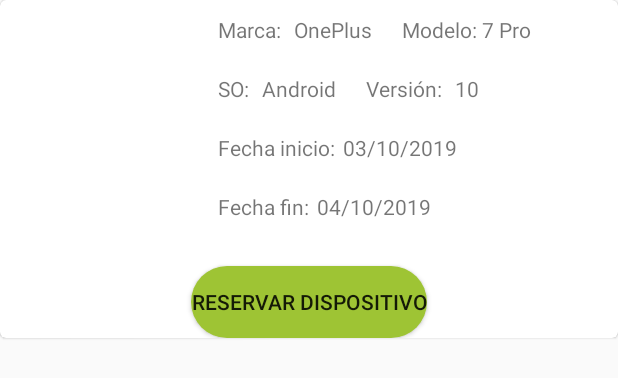
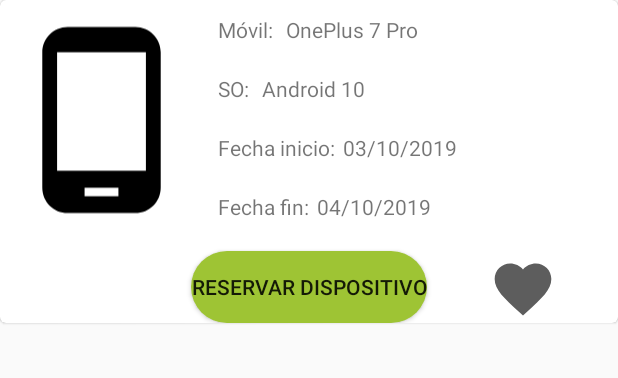
Before and after one commit to jjlii/MDM, an Android app: the layout reservados_items.xml on its own in the app's theme, with its tools: preview values and no code run, on a phone screen of 412 x 824 dp. Shown: the top 378 px of the screen. Run offline under Robolectric (Android 15) with nearby library versions, the phone set to English and light mode, and no system bars.

Commit message:
desactivar rotar pantalla

```diff
--- a/app/src/main/AndroidManifest.xml
+++ b/app/src/main/AndroidManifest.xml
@@ -10,7 +10,8 @@
         android:roundIcon="@mipmap/ic_launcher_round"
         android:supportsRtl="true"
         android:theme="@style/AppTheme">
-        <activity android:name=".MainActivity">
+        <activity android:name=".MainActivity"
+            android:screenOrientation="portrait">
             <intent-filter>
                 <action android:name="android.intent.action.MAIN" />
                 <category android:name="android.intent.category.LAUNCHER" />
--- a/app/src/main/java/com/example/mdm_everis/base/BaseFragment.kt
+++ b/app/src/main/java/com/example/mdm_everis/base/BaseFragment.kt
@@ -111,7 +111,7 @@ abstract class BaseFragment<VM : BaseViewModel> : Fragment() {
                 navigateTo(R.id.home_screen, ReservasFragment.setArguments())
                 return@OnNavigationItemSelectedListener true
             }
-            R.id.nav_passed -> {
+            R.id.nav_favourite -> {
                 navigateTo(R.id.caducadas_screen,ReservasCaducadasFragment.setArguments())
                 return@OnNavigationItemSelectedListener true
             }
--- /dev/null
+++ b/app/src/main/res/drawable/ic_favorite_24dp.xml
@@ -0,0 +1,5 @@
+<vector android:height="24dp" android:tint="#5D5D5D"
+    android:viewportHeight="24.0" android:viewportWidth="24.0"
+    android:width="24dp" xmlns:android="http://schemas.android.com/apk/res/android">
+    <path android:fillColor="#FF000000" android:pathData="M12,21.35l-1.45,-1.32C5.4,15.36 2,12.28 2,8.5 2,5.42 4.42,3 7.5,3c1.74,0 3.41,0.81 4.5,2.09C13.09,3.81 14.76,3 16.5,3 19.58,3 22,5.42 22,8.5c0,3.78 -3.4,6.86 -8.55,11.54L12,21.35z"/>
+</vector>
--- /dev/null
+++ b/app/src/main/res/drawable/ic_favorite_black_45dp.xml
@@ -0,0 +1,5 @@
+<vector android:height="45dp" android:tint="#5D5D5D"
+    android:viewportHeight="24.0" android:viewportWidth="24.0"
+    android:width="45dp" xmlns:android="http://schemas.android.com/apk/res/android">
+    <path android:fillColor="#FF000000" android:pathData="M12,21.35l-1.45,-1.32C5.4,15.36 2,12.28 2,8.5 2,5.42 4.42,3 7.5,3c1.74,0 3.41,0.81 4.5,2.09C13.09,3.81 14.76,3 16.5,3 19.58,3 22,5.42 22,8.5c0,3.78 -3.4,6.86 -8.55,11.54L12,21.35z"/>
+</vector>
--- /dev/null
+++ b/app/src/main/res/drawable/ic_favorite_red_45dp.xml
@@ -0,0 +1,5 @@
+<vector android:height="45dp" android:tint="#FF2500"
+    android:viewportHeight="24.0" android:viewportWidth="24.0"
+    android:width="45dp" xmlns:android="http://schemas.android.com/apk/res/android">
+    <path android:fillColor="#FF000000" android:pathData="M12,21.35l-1.45,-1.32C5.4,15.36 2,12.28 2,8.5 2,5.42 4.42,3 7.5,3c1.74,0 3.41,0.81 4.5,2.09C13.09,3.81 14.76,3 16.5,3 19.58,3 22,5.42 22,8.5c0,3.78 -3.4,6.86 -8.55,11.54L12,21.35z"/>
+</vector>
--- a/app/src/main/res/layout/dispositimos_items.xml
+++ b/app/src/main/res/layout/reservados_items.xml
@@ -1,6 +1,7 @@
 <?xml version="1.0" encoding="utf-8"?>
 <androidx.constraintlayout.widget.ConstraintLayout xmlns:android="http://schemas.android.com/apk/res/android"
     xmlns:app="http://schemas.android.com/apk/res-auto"
+    xmlns:tools="http://schemas.android.com/tools"
     android:orientation="vertical"
     android:layout_width="match_parent"
     android:layout_height="match_parent">
@@ -21,48 +22,28 @@
                 android:id="@+id/iv_foto_dispositivo"
                 android:layout_width="135dp"
                 android:layout_height="160dp"
+                android:src="@drawable/ic_phone_android_black_24dp"
                 app:layout_constraintStart_toStartOf="parent"
-                app:layout_constraintTop_toTopOf="parent"
-                />
+                app:layout_constraintTop_toTopOf="parent" />
 
             <TextView
-                android:id="@+id/tv_marca"
+                android:id="@+id/tv_movil"
                 android:layout_width="wrap_content"
                 android:layout_height="wrap_content"
                 android:padding="10dp"
                 android:paddingEnd="5dp"
-                android:text="Marca: "
+                android:text="Móvil: "
                 app:layout_constraintStart_toEndOf="@id/iv_foto_dispositivo"
                 app:layout_constraintTop_toTopOf="parent" />
 
             <TextView
-                android:id="@+id/tv_marca_content"
+                android:id="@+id/tv_movil_content"
                 android:layout_width="wrap_content"
                 android:layout_height="wrap_content"
                 android:padding="10dp"
                 android:paddingStart="0dp"
-                android:text="OnePlus"
-                app:layout_constraintStart_toEndOf="@id/tv_marca"
-                app:layout_constraintTop_toTopOf="parent" />
-
-            <TextView
-                android:id="@+id/tv_modelo"
-                android:layout_width="wrap_content"
-                android:layout_height="wrap_content"
-                android:padding="10dp"
-                android:paddingEnd="0dp"
-                android:text="Modelo: "
-                app:layout_constraintStart_toEndOf="@id/tv_marca_content"
-                app:layout_constraintTop_toTopOf="parent" />
-
-            <TextView
-                android:id="@+id/tv_modelo_content"
-                android:layout_width="wrap_content"
-                android:layout_height="wrap_content"
-                android:padding="10dp"
-                android:paddingStart="0dp"
-                android:text="7 Pro"
-                app:layout_constraintStart_toEndOf="@id/tv_modelo"
+                android:text="OnePlus 7 Pro"
+                app:layout_constraintStart_toEndOf="@id/tv_movil"
                 app:layout_constraintTop_toTopOf="parent" />
 
             <TextView
@@ -73,7 +54,7 @@
                 android:paddingEnd="5dp"
                 android:text="SO: "
                 app:layout_constraintStart_toEndOf="@id/iv_foto_dispositivo"
-                app:layout_constraintTop_toBottomOf="@id/tv_marca" />
+                app:layout_constraintTop_toBottomOf="@id/tv_movil" />
 
             <TextView
                 android:id="@+id/tv_so_content"
@@ -81,29 +62,9 @@
                 android:layout_height="wrap_content"
                 android:padding="10dp"
                 android:paddingStart="0dp"
-                android:text="Android"
+                android:text="Android 10"
                 app:layout_constraintStart_toEndOf="@id/tv_so"
-                app:layout_constraintTop_toBottomOf="@id/tv_marca_content" />
-
-            <TextView
-                android:id="@+id/tv_version"
-                android:layout_width="wrap_content"
-                android:layout_height="wrap_content"
-                android:padding="10dp"
-                android:paddingEnd="5dp"
-                android:text="Versión: "
-                app:layout_constraintStart_toEndOf="@id/tv_so_content"
-                app:layout_constraintTop_toBottomOf="@id/tv_modelo" />
-
-            <TextView
-                android:id="@+id/tv_version_content"
-                android:layout_width="wrap_content"
-                android:layout_height="wrap_content"
-                android:padding="10dp"
-                android:paddingStart="0dp"
-                android:text="10"
-                app:layout_constraintStart_toEndOf="@id/tv_version"
-                app:layout_constraintTop_toBottomOf="@id/tv_modelo_content" />
+                app:layout_constraintTop_toBottomOf="@id/tv_movil_content" />
 
             <TextView
                 android:id="@+id/tv_f_inicio"
@@ -153,8 +114,17 @@
                 app:layout_constraintTop_toBottomOf="@id/tv_f_fin"
                 app:layout_constraintStart_toStartOf="parent"
                 app:layout_constraintEnd_toEndOf="parent"
-                android:layout_margin="20dp"
-                />
+                android:layout_margin="10dp" />
+
+            <ImageButton
+                android:id="@+id/imageButton"
+                android:layout_width="wrap_content"
+                android:layout_height="wrap_content"
+                app:srcCompat="@drawable/ic_favorite_black_45dp"
+                app:layout_constraintStart_toEndOf="@id/btn_reservar"
+                app:layout_constraintEnd_toEndOf="parent"
+                android:background="@color/colorWhite"
+                app:layout_constraintBottom_toBottomOf="parent"/>
 
 
         </androidx.constraintlayout.widget.ConstraintLayout>
--- a/app/src/main/res/menu/bottom_nav_menu.xml
+++ b/app/src/main/res/menu/bottom_nav_menu.xml
@@ -7,9 +7,9 @@
         android:title="@string/mis_reservas"/>
 
     <item
-        android:id="@+id/nav_passed"
-        android:icon="@drawable/ic_reservas_en_pasadas_24dp"
-        android:title="@string/caducadas"
+        android:id="@+id/nav_favourite"
+        android:icon="@drawable/ic_favorite_24dp"
+        android:title="@string/favoritos"
         />
 
     <item
--- a/app/src/main/res/values/strings.xml
+++ b/app/src/main/res/values/strings.xml
@@ -5,9 +5,9 @@
     <string name="password">Contraseña</string>
     <string name="acerque_su_tarjeta_al_nfc">Acerque su tarjeta al NFC</string>
     <string name="mis_reservas">Mis Reservas</string>
-    <string name="caducadas">Caducadas</string>
     <string name="dispositivos">Dispositivos</string>
     <string name="leer_tarjeta">Leer tarjeta</string>
     <string name="bienvenido_a">Bienvenido/a: </string>
     <string name="login">Login</string>
+    <string name="favoritos">Favoritos</string>
 </resources>
```
